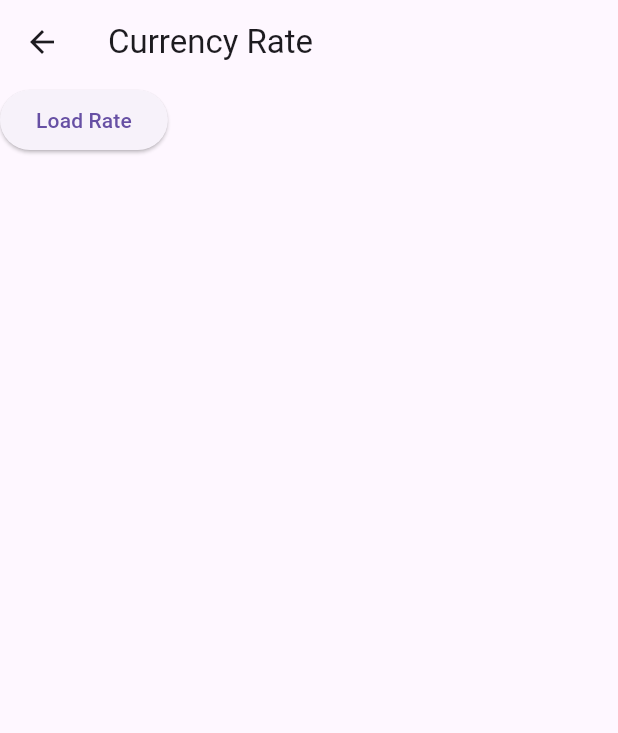
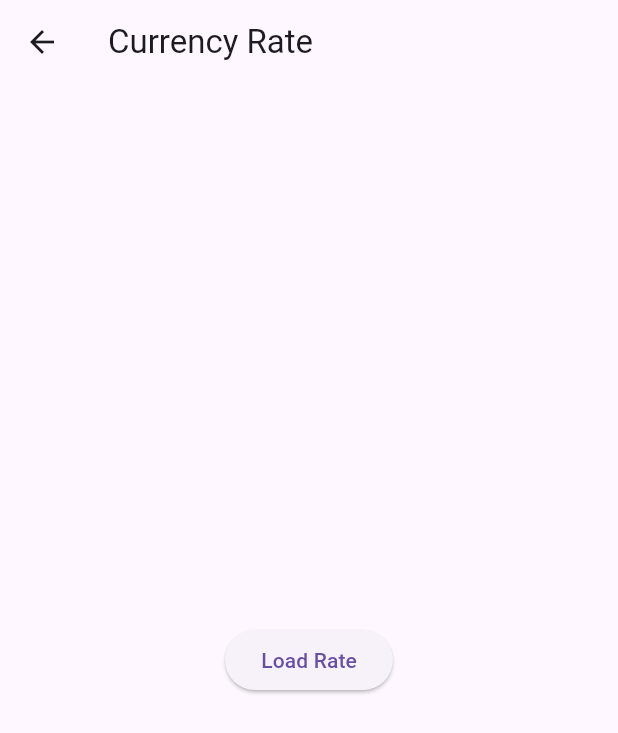
Before and after one commit to originalUnit337/bloc_made_sample, a Flutter app: the RatePage screen opened by its route, on a phone screen of 412 x 824 dp. Shown: the top 733 px of the screen. Run offline on Flutter 3.47's test engine with Material 3 defaults, Android fonts, the phone set to English and light mode, and no system bars; our stand-ins replace connectivity_plus, flutter_bloc.

Commit message:
Added main theme switch (light/dark)

```diff
--- /dev/null
+++ b/lib/bloc/theme/theme_bloc.dart
@@ -0,0 +1,16 @@
+import 'package:flutter_bloc/flutter_bloc.dart';
+
+import 'theme_state.dart';
+import 'theme_event.dart';
+
+class ThemeBloc extends Bloc<ThemeEvent, ThemeState> {
+  ThemeBloc() : super(LightThemeState()) {
+    on<ToggleThemeEvent>((event, emit) {
+      if (state is LightThemeState) {
+        emit(DarkThemeState());
+      } else {
+        emit(LightThemeState());
+      }
+    });
+  }
+}
--- /dev/null
+++ b/lib/bloc/theme/theme_event.dart
@@ -0,0 +1,3 @@
+abstract class ThemeEvent {}
+
+class ToggleThemeEvent extends ThemeEvent {}
--- /dev/null
+++ b/lib/bloc/theme/theme_state.dart
@@ -0,0 +1,19 @@
+import 'package:flutter/material.dart' show ThemeData;
+
+abstract class ThemeState {
+  final ThemeData themeData;
+
+  ThemeState(this.themeData);
+}
+
+class ThemeInitialState extends ThemeState {
+  ThemeInitialState() : super(ThemeData.light());
+}
+
+class LightThemeState extends ThemeState {
+  LightThemeState() : super(ThemeData.light());
+}
+
+class DarkThemeState extends ThemeState {
+  DarkThemeState() : super(ThemeData.dark());
+}
--- a/lib/pages/currency_page.dart
+++ b/lib/pages/currency_page.dart
@@ -9,7 +9,7 @@ class CurrencyPage extends StatelessWidget {
       appBar: AppBar(
         title: const Text('Currency page'),
       ),
-      body: Center(
+      body: const Center(
         child: Text('This is the currency page'),
       ),
     );
--- a/lib/pages/rate_page.dart
+++ b/lib/pages/rate_page.dart
@@ -1,4 +1,3 @@
-
 import 'package:bloc_made_sample/repositories/rate_repository.dart';
 import 'package:flutter/material.dart';
 import 'package:flutter_bloc/flutter_bloc.dart';
@@ -12,44 +11,50 @@ class RatePage extends StatelessWidget {
   @override
   Widget build(BuildContext context) {
     return Scaffold(
-      appBar: AppBar(
-        title: Text('Currency Rate')
-      ),
+      appBar: AppBar(title: const Text('Currency Rate')),
       body: BlocProvider(
         create: (context) =>
-        RateBloc(RateRepository()),//..add(FetchRateEvent(curId)),
+            RateBloc(RateRepository()), //..add(FetchRateEvent(curId)),
         child: BlocBuilder<RateBloc, RateState>(
           builder: (context, state) {
             if (state is RateLoading) {
-              return Center(child: CircularProgressIndicator());
+              return const Center(child: CircularProgressIndicator());
             } else if (state is RateLoaded) {
               final rate = state.rate;
-              return Padding(
+              return Center(
+                child: Padding(
                   padding: const EdgeInsets.all(16.0),
                   child: Column(
                     mainAxisAlignment: MainAxisAlignment.center,
                     children: [
-                    Text('Alfa online buy 1 USD: '),
-                    Text('Alfa onlne sell 1 USD: '),
-                    Text('Currency: ${rate.curName}',
-                     style:TextStyle(fontSize: 24),
+                      //const Text('Alfa online buy 1 USD: '),
+                      //const Text('Alfa onlne sell 1 USD: '),
+                      Text(
+                        'Currency: ${rate.curName}',
+                        style: const TextStyle(fontSize: 24),
                       ),
                       Text('Rate: ${rate.curOfficialRate}',
-                     style: TextStyle(fontSize: 24)),
+                          style: const TextStyle(fontSize: 24)),
                       Text('Date: ${rate.date}',
-                     style: TextStyle(fontSize: 24)),
+                          style: const TextStyle(fontSize: 24)),
                     ],
+                  ),
                 ),
               );
             } else if (state is RateError) {
               return Center(child: Text('Error: ${state.message}'));
+            } else {
+              return Center(
+                child: ElevatedButton(
+                  onPressed: () {
+                    context.read<RateBloc>().add(FetchRateEvent(curId));
+                  },
+                  child: const Text('Load Rate'),
+                ),
+              );
             }
-            else {
-              return ElevatedButton(onPressed: () {
-                context.read<RateBloc>().add(FetchRateEvent(curId));
-              }, child: Text('Load Rate'),);
-            }
-            return Center(child: Text('Select a currency to see the rate.'));
+            return const Center(
+                child: Text('Select a currency to see the rate.'));
           },
         ),
       ),
--- a/lib/repositories/rate_repository.dart
+++ b/lib/repositories/rate_repository.dart
@@ -12,7 +12,8 @@ class RateRepository {
       url += '?ondate=$onDate';
     }
 
-    final response = await http.get(Uri.parse(url)).timeout(const Duration(seconds: 10));
+    final response =
+        await http.get(Uri.parse(url)).timeout(const Duration(seconds: 10));
 
     if (response.statusCode == 200) {
       if (curId != null) {
@@ -44,5 +45,6 @@ class RateRepository {
       throw Exception(
           'Failed to fetch AlfaOnline USD buy rate: ${responce.statusCode} - ${responce.body}');
     }
+    return null;
   }
 }
```
Also changed, not shown: lib/bloc/rate/rate_bloc.dart (+7 -7 lines), lib/main.dart (+11 -2 lines), lib/pages/home_page.dart (+43 -13 lines), lib/theme notifier/ThemeNotifier.dart (added, +16 -0 lines), pubspec.lock. Lines whose indentation alone changed are shown as unchanged.
